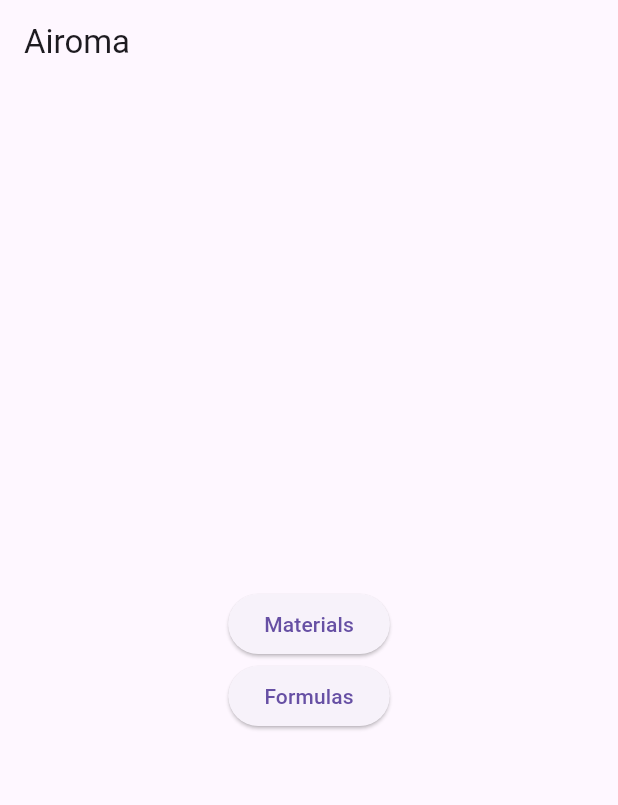
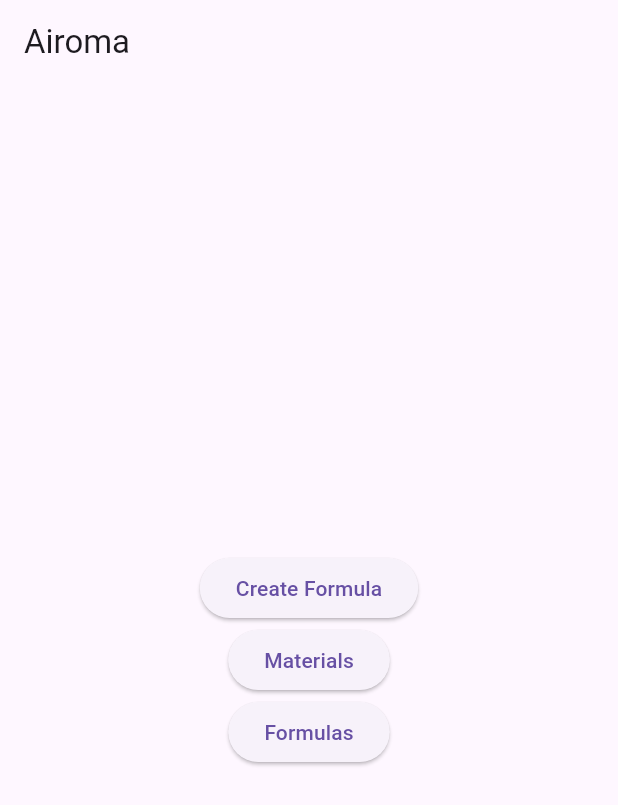
Before and after one commit to Funkynoone/airoma, a Flutter app: the screen it shows after launch, on a phone screen of 412 x 824 dp. Shown: the top 805 px of the screen. Run offline on Flutter 3.47's test engine with Material 3 defaults, Android fonts, the light colour scheme and no system bars; our stand-ins replace flutter_typeahead, sqflite; accounts and stored records are empty.

Commit message:
create formula works

```diff
--- a/lib/main.dart
+++ b/lib/main.dart
@@ -1,6 +1,7 @@
 import 'package:flutter/material.dart';
 import 'material_list_page.dart';
 import 'formula_page.dart';
+import 'create_formula_page.dart';
 
 void main() {
   runApp(AiromaApp());
@@ -32,6 +33,12 @@ class HomePage extends StatelessWidget {
           children: [
             ElevatedButton(
               onPressed: () {
+                Navigator.push(context, MaterialPageRoute(builder: (context) => CreateFormulaPage()));
+              },
+              child: Text('Create Formula'),
+            ),
+            ElevatedButton(
+              onPressed: () {
                 Navigator.push(context, MaterialPageRoute(builder: (context) => MaterialListPage()));
               },
               child: Text('Materials'),
```
